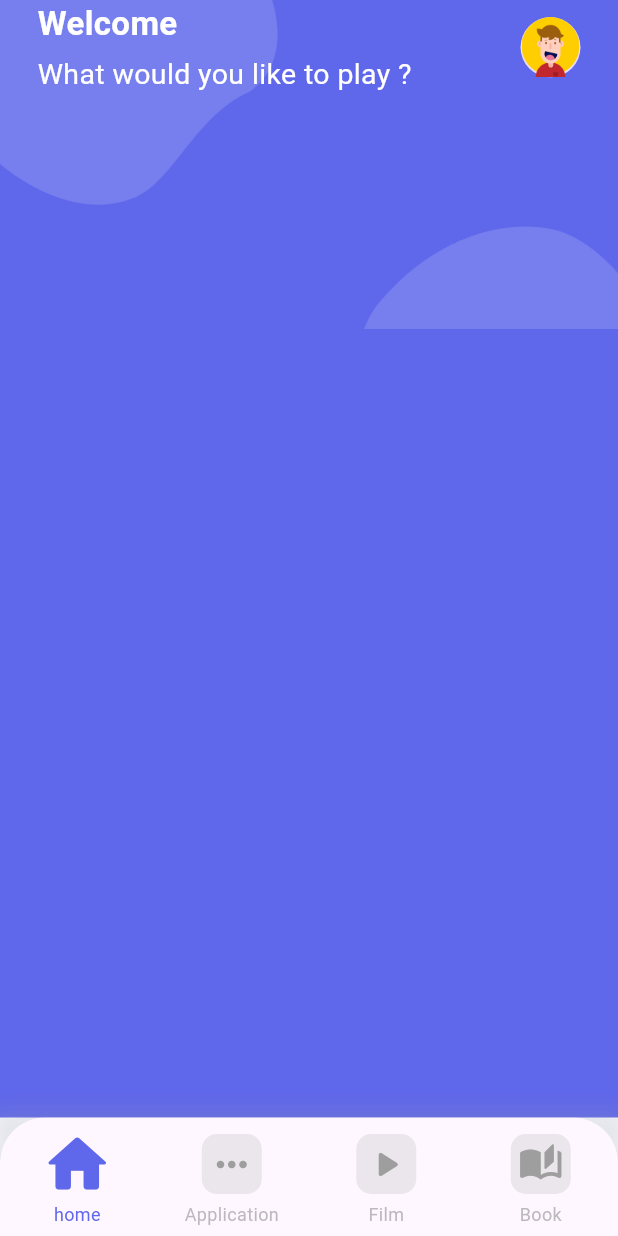
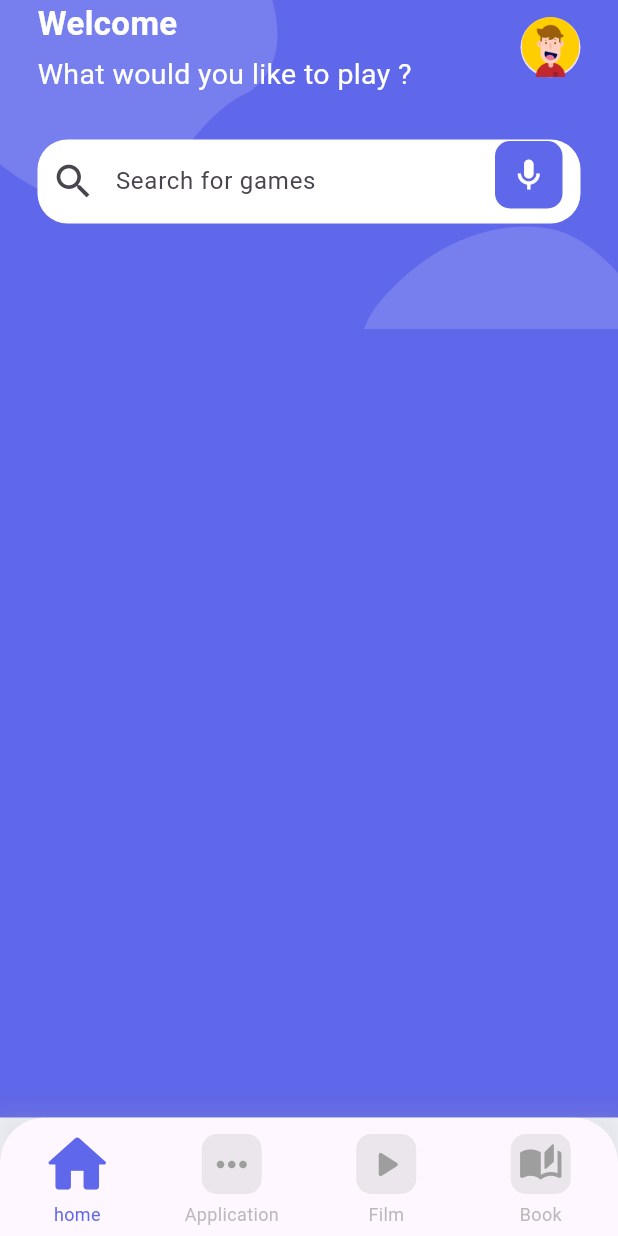
Before and after one commit to HugoLaurent/gamestore, a Flutter app: the screen it shows after launch, on a phone screen of 412 x 824 dp. Run offline on Flutter 3.47's test engine with Material 3 defaults, Android fonts, the phone set to English and light mode, and no system bars.

Commit message:
Mise à jour de la page d'accueil avec un widget de recherche.

```diff
--- a/lib/pages/home/home.dart
+++ b/lib/pages/home/home.dart
@@ -1,4 +1,5 @@
 import 'package:flutter/material.dart';
+import 'package:gamestore/pages/home/widgets/Search.dart';
 import 'package:gamestore/pages/home/widgets/header.dart';
 
 class HomePage extends StatelessWidget {
@@ -34,6 +35,7 @@ class HomePage extends StatelessWidget {
             const Column(
               children: [
                 HeaderSection(),
+                SearchSection(),
               ],
             ),
           ],
--- /dev/null
+++ b/lib/pages/home/widgets/Search.dart
@@ -0,0 +1,50 @@
+import 'package:flutter/material.dart';
+
+class SearchSection extends StatelessWidget {
+  const SearchSection({super.key});
+
+  @override
+  Widget build(BuildContext context) {
+    return Container(
+      padding: const EdgeInsets.symmetric(horizontal: 25, vertical: 30),
+      child: Stack(
+        children: [
+          TextField(
+            decoration: InputDecoration(
+              fillColor: Colors.white,
+              filled: true,
+              border: OutlineInputBorder(
+                borderRadius: BorderRadius.circular(20),
+                borderSide: const BorderSide(
+                  width: 0,
+                  style: BorderStyle.none,
+                ),
+              ),
+              prefixIcon: const Icon(
+                Icons.search,
+                size: 30,
+              ),
+              hintText: 'Search for games',
+            ),
+          ),
+          Positioned(
+            right: 12,
+            bottom: 10,
+            child: Container(
+              padding: const EdgeInsets.all(10),
+              decoration: BoxDecoration(
+                borderRadius: BorderRadius.circular(10),
+                color: const Color(0xFF5F67EA),
+              ),
+              child: const Icon(
+                Icons.mic_outlined,
+                color: Colors.white,
+                size: 25,
+              ),
+            ),
+          ),
+        ],
+      ),
+    );
+  }
+}
```
